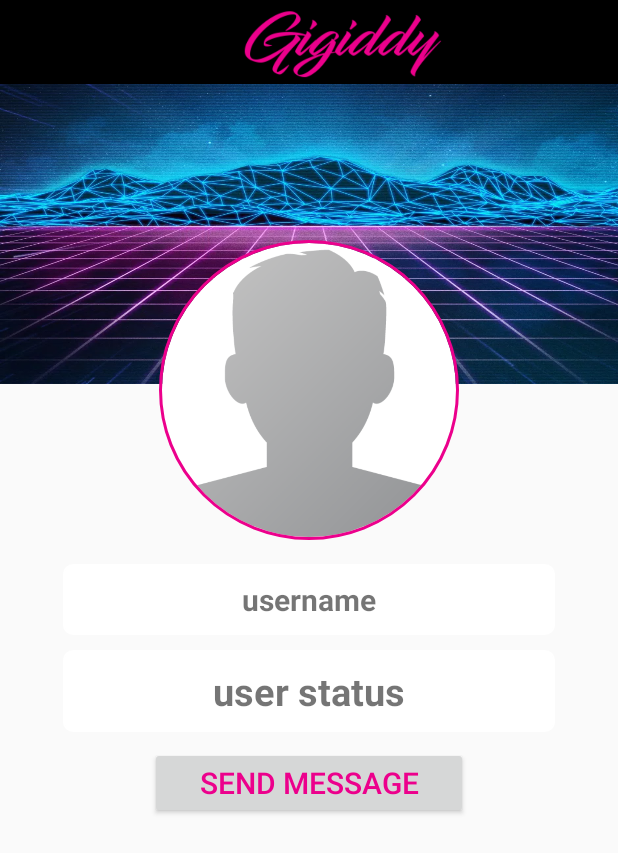
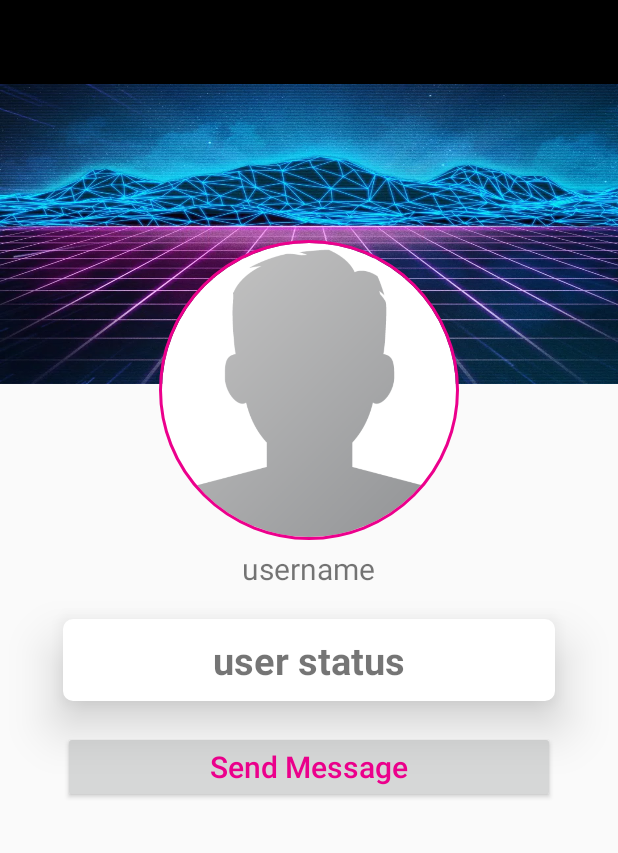
Before and after one commit to fleckc3/Gigiddy, an Android app: the layout activity_profile.xml on its own in the app's theme, with its tools: preview values and no code run, on a phone screen of 412 x 824 dp. Shown: the top 853 px of the screen. Run offline under Robolectric (Android 15) with nearby library versions, the phone set to English and light mode, and no system bars.

Commit message:
Multiple updates
	- Changes ome parent activities for app bar back button
	- created member fragment with list of contacts/friends from db
	- updated profile view functionality
	- removed app bar from set profile image activity
	- updated settings functionality

```diff
--- a/app/src/main/AndroidManifest.xml
+++ b/app/src/main/AndroidManifest.xml
@@ -21,8 +21,7 @@
         <activity
             android:name=".FindMembers"
             android:parentActivityName=".MainActivity" />
-        <activity android:name=".SetProfileImage"
-            android:parentActivityName=".Settings"/>
+        <activity android:name=".SetProfileImage"/>
         <activity
             android:name="com.theartofdev.edmodo.cropper.CropImageActivity"
             android:theme="@style/Base.Theme.AppCompat" />
--- a/app/src/main/java/sda/oscail/edu/gigiddy/FindMembers.java
+++ b/app/src/main/java/sda/oscail/edu/gigiddy/FindMembers.java
@@ -49,7 +49,7 @@ public class FindMembers extends AppCompatActivity {
         setSupportActionBar(toolbar);
         getSupportActionBar().setDisplayHomeAsUpEnabled(true);
         getSupportActionBar().setDisplayShowHomeEnabled(true);
-        getSupportActionBar().setTitle("Members");
+        getSupportActionBar().setTitle("Find Members");
 
 
     }
--- a/app/src/main/java/sda/oscail/edu/gigiddy/Noticeboard.java
+++ b/app/src/main/java/sda/oscail/edu/gigiddy/Noticeboard.java
@@ -9,7 +9,6 @@ import androidx.fragment.app.Fragment;
 import android.view.LayoutInflater;
 import android.view.View;
 import android.view.ViewGroup;
-import android.widget.Button;
 
 import com.google.firebase.auth.FirebaseAuth;
 
--- a/app/src/main/res/layout/activity_profile.xml
+++ b/app/src/main/res/layout/activity_profile.xml
@@ -8,7 +8,7 @@
 
     <include
         android:id="@+id/app_bar"
-        layout="@layout/app_bar_layout"
+        layout="@layout/chat_bar_layout"
         >
 
     </include>
@@ -35,20 +35,18 @@
 
     <TextView
         android:id="@+id/visit_user_name"
-        android:layout_width="match_parent"
+        android:layout_width="wrap_content"
         android:layout_height="wrap_content"
         android:layout_below="@+id/visit_profile_image"
         android:layout_centerHorizontal="true"
-        android:text="username"
-        android:padding="10dp"
-        android:textAlignment="center"
-        android:layout_marginTop="16dp"
         android:layout_marginStart="42dp"
         android:layout_marginEnd="42dp"
+        android:paddingTop="5dp"
+        android:paddingBottom="10dp"
+        android:text="@string/username_placeholder"
+        android:textAlignment="center"
         android:textAllCaps="false"
-        android:textSize="20sp"
-        android:textStyle="bold"
-        android:background="@drawable/rectangle"/>
+        android:textSize="20sp" />
 
     <TextView
         android:id="@+id/visit_user_status"
@@ -56,7 +54,7 @@
         android:layout_height="wrap_content"
         android:layout_below="@+id/visit_user_name"
         android:layout_centerHorizontal="true"
-        android:text="user status"
+        android:text="@string/user_status_placeholder"
         android:padding="10dp"
         android:textAlignment="center"
         android:layout_marginTop="10dp"
@@ -65,19 +63,39 @@
         android:textAllCaps="false"
         android:textSize="25sp"
         android:textStyle="bold"
-        android:background="@drawable/rectangle"/>
+        android:background="@drawable/rectangle"
+        android:elevation="20dp"/>
 
     <Button
         android:id="@+id/message_req_btn"
         android:layout_width="match_parent"
         android:layout_height="wrap_content"
         android:layout_below="@id/visit_user_status"
-        android:layout_marginStart="100dp"
-        android:layout_marginTop="10dp"
-        android:layout_marginEnd="100dp"
-        android:text="Send Message"
+        android:layout_marginStart="42dp"
+        android:layout_marginTop="20dp"
+        android:layout_marginEnd="42dp"
+        android:text="@string/send_message_request_btn"
         android:textColor="@color/colorPrimary"
-        android:textSize="20sp" />
+        android:textAllCaps="false"
+        android:textSize="20sp"
+        android:paddingTop="2dp"
+        android:paddingBottom="2dp"/>
+
+    <Button
+        android:id="@+id/decline_req_btn"
+        android:layout_width="match_parent"
+        android:layout_height="wrap_content"
+        android:layout_below="@id/message_req_btn"
+        android:layout_marginStart="42dp"
+        android:layout_marginTop="5dp"
+        android:layout_marginEnd="42dp"
+        android:text="@string/cancel_chat_request"
+        android:textColor="@color/colorPrimary"
+        android:textAllCaps="false"
+        android:textSize="20sp"
+        android:paddingTop="2dp"
+        android:paddingBottom="2dp"
+        android:visibility="invisible"/>
 
 
 </RelativeLayout>
--- a/app/src/main/res/layout/activity_set_profile_image.xml
+++ b/app/src/main/res/layout/activity_set_profile_image.xml
@@ -6,11 +6,6 @@
     android:layout_height="match_parent"
     android:orientation="vertical"
     tools:context=".SetProfileImage">
-
-    <include
-        android:id="@+id/set_image_app_bar"
-        layout="@layout/chat_bar_layout"
-        ></include>
 
     <com.theartofdev.edmodo.cropper.CropImageView
         android:id="@+id/CropImageView"
--- a/app/src/main/res/values/strings.xml
+++ b/app/src/main/res/values/strings.xml
@@ -26,4 +26,8 @@
     <string name="select_image">Select Image</string>
     <string name="save_image">Save Image &amp; Return</string>
     <string name="btn_back">BACK</string>
+    <string name="username_placeholder">username</string>
+    <string name="user_status_placeholder">user status</string>
+    <string name="send_message_request_btn">Send Message</string>
+    <string name="cancel_chat_request">Cancel Chat Request</string>
 </resources>
```
Also changed, not shown: app/src/main/java/sda/oscail/edu/gigiddy/Members.java (added, +150 -0 lines), app/src/main/java/sda/oscail/edu/gigiddy/Profile.java (+319 -3 lines), app/src/main/java/sda/oscail/edu/gigiddy/SetProfileImage.java (+0 -7 lines), app/src/main/java/sda/oscail/edu/gigiddy/Settings.java (+28 -12 lines), app/src/main/java/sda/oscail/edu/gigiddy/ViewPageAdapter.java (+9 -1 lines), app/src/main/res/layout/activity_settings.xml (+10 -10 lines), app/src/main/res/layout/display_user_layout.xml (+4 -3 lines), app/src/main/res/layout/fragment_members.xml (+8 -2 lines).
